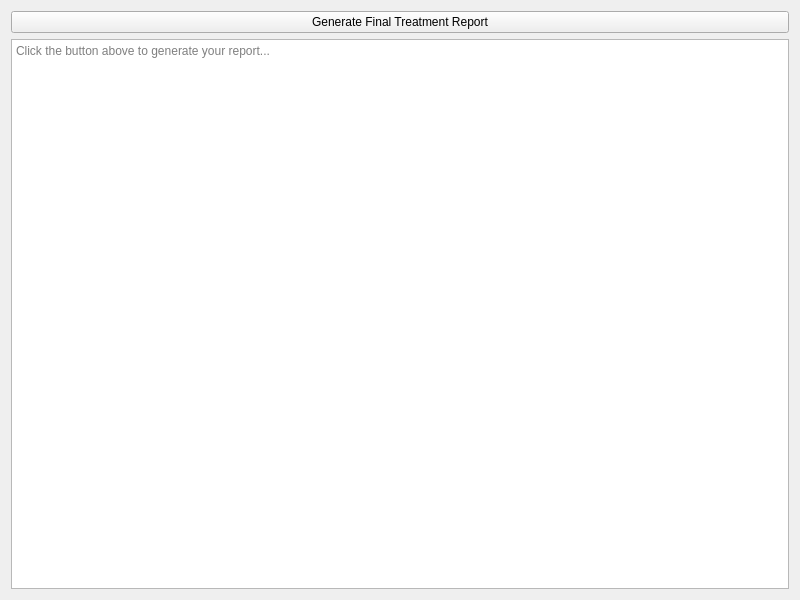
Qt form ui/treatment_generate_report.ui (gokcedenizclydr/sleep_disorder_tracker) before a commit.
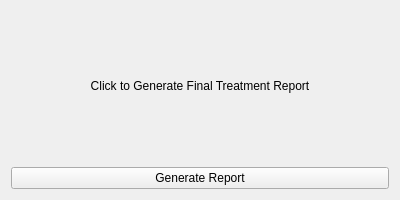
The same form after that commit.

Commit message: monthly and end of treatment analysis added

What changed in the file:
```diff
--- a/ui/treatment_generate_report.ui
+++ b/ui/treatment_generate_report.ui
@@ -3,31 +3,26 @@
  <class>TreatmentReportForm</class>
  <widget class="QWidget" name="TreatmentReportForm">
   <property name="geometry">
-   <rect>
-    <x>0</x>
-    <y>0</y>
-    <width>800</width>
-    <height>600</height>
-   </rect>
+   <rect><x>0</x><y>0</y><width>400</width><height>200</height></rect>
   </property>
   <property name="windowTitle">
    <string>Final Treatment Report</string>
   </property>
   <layout class="QVBoxLayout" name="verticalLayout">
    <item>
-    <widget class="QPushButton" name="generateReportButton">
+    <widget class="QLabel" name="label_title">
      <property name="text">
-      <string>Generate Final Treatment Report</string>
+      <string>Click to Generate Final Treatment Report</string>
+     </property>
+     <property name="alignment">
+      <set>Qt::AlignCenter</set>
      </property>
     </widget>
    </item>
    <item>
-    <widget class="QTextEdit" name="reportTextBox">
-     <property name="readOnly">
-      <bool>true</bool>
-     </property>
-     <property name="placeholderText">
-      <string>Click the button above to generate your report...</string>
+    <widget class="QPushButton" name="generateReportButton">
+     <property name="text">
+      <string>Generate Report</string>
      </property>
     </widget>
    </item>
```
Left out of the diff: 2 changed lines with no effect on the pictures. The commit also changes 3 other files.
